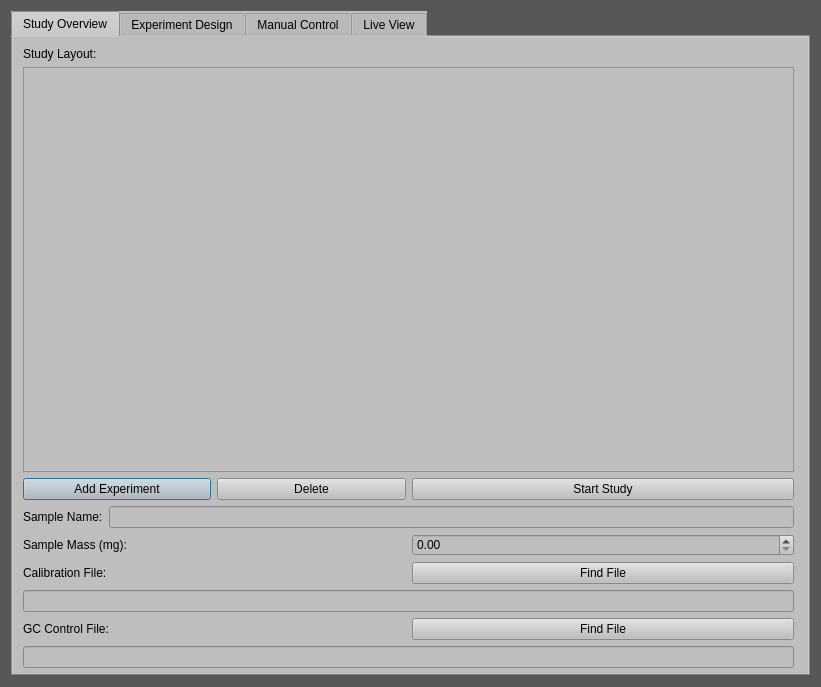
Qt form reactorUI.ui (Dionne-Lab/catalight) before a commit.
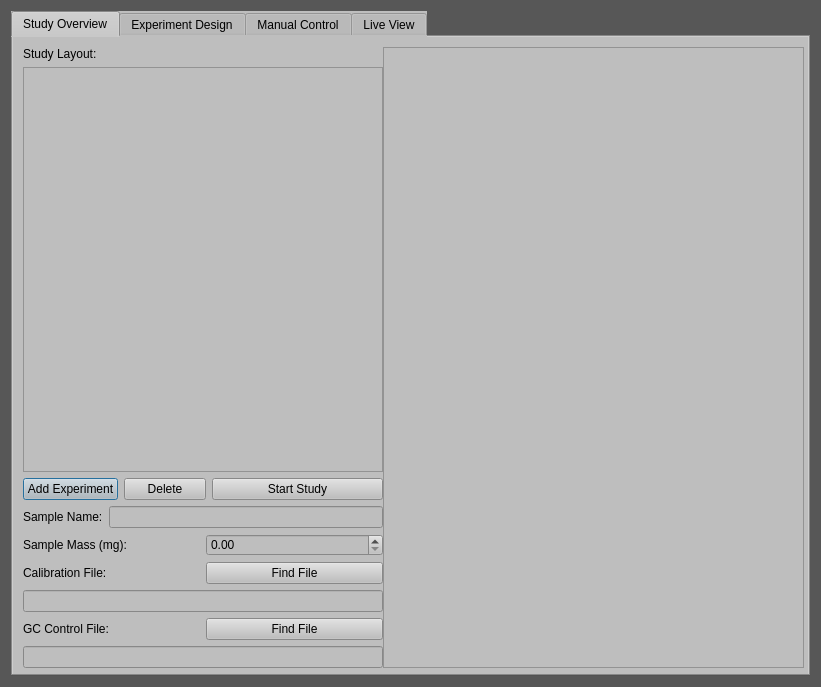
The same form after that commit.

Commit message: testing adding frame to hold figure instead of adding to layout

```diff
--- a/reactorUI.ui
+++ b/reactorUI.ui
@@ -600,7 +600,7 @@
         <rect>
          <x>10</x>
          <y>10</y>
-         <width>771</width>
+         <width>360</width>
          <height>621</height>
         </rect>
        </property>
@@ -760,6 +760,22 @@
         </item>
        </layout>
       </widget>
+      <widget class="QFrame" name="frame">
+       <property name="geometry">
+        <rect>
+         <x>370</x>
+         <y>10</y>
+         <width>421</width>
+         <height>621</height>
+        </rect>
+       </property>
+       <property name="frameShape">
+        <enum>QFrame::StyledPanel</enum>
+       </property>
+       <property name="frameShadow">
+        <enum>QFrame::Raised</enum>
+       </property>
+      </widget>
      </widget>
      <widget class="QWidget" name="tabExperimentDesign">
       <attribute name="title">
```
